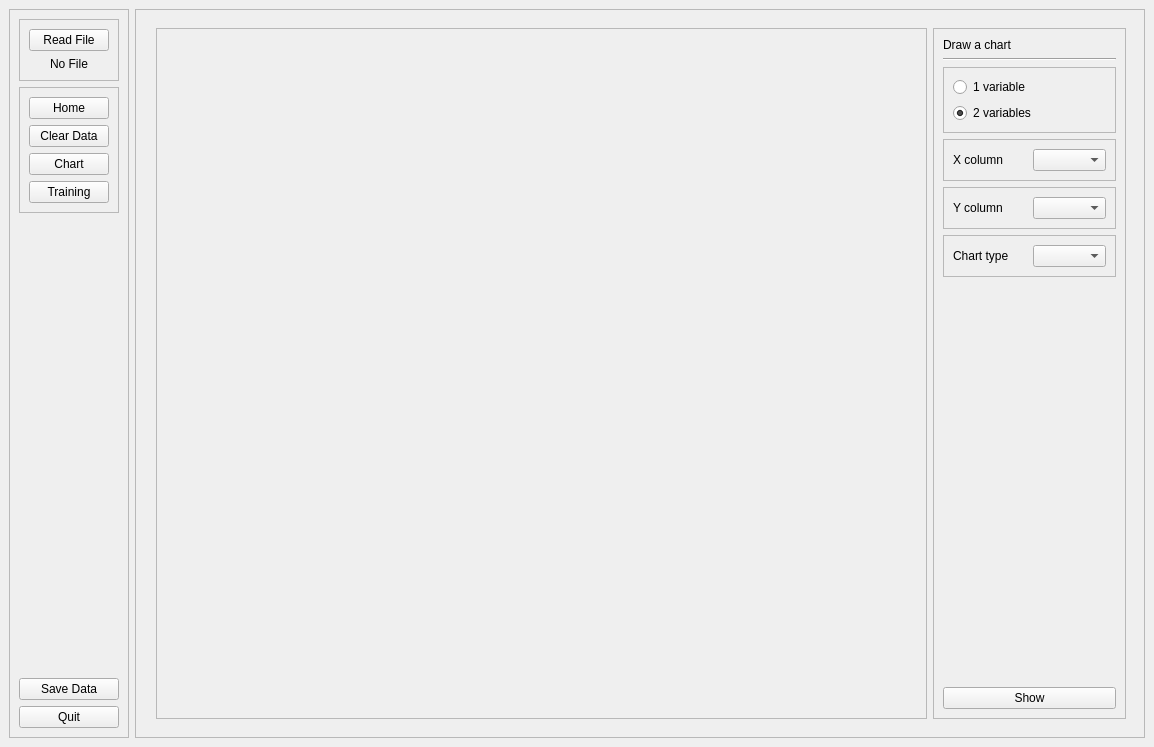
Above: AppML/app.ui from gin614pham/machine_learning_app before the change. Below: the same form after it.
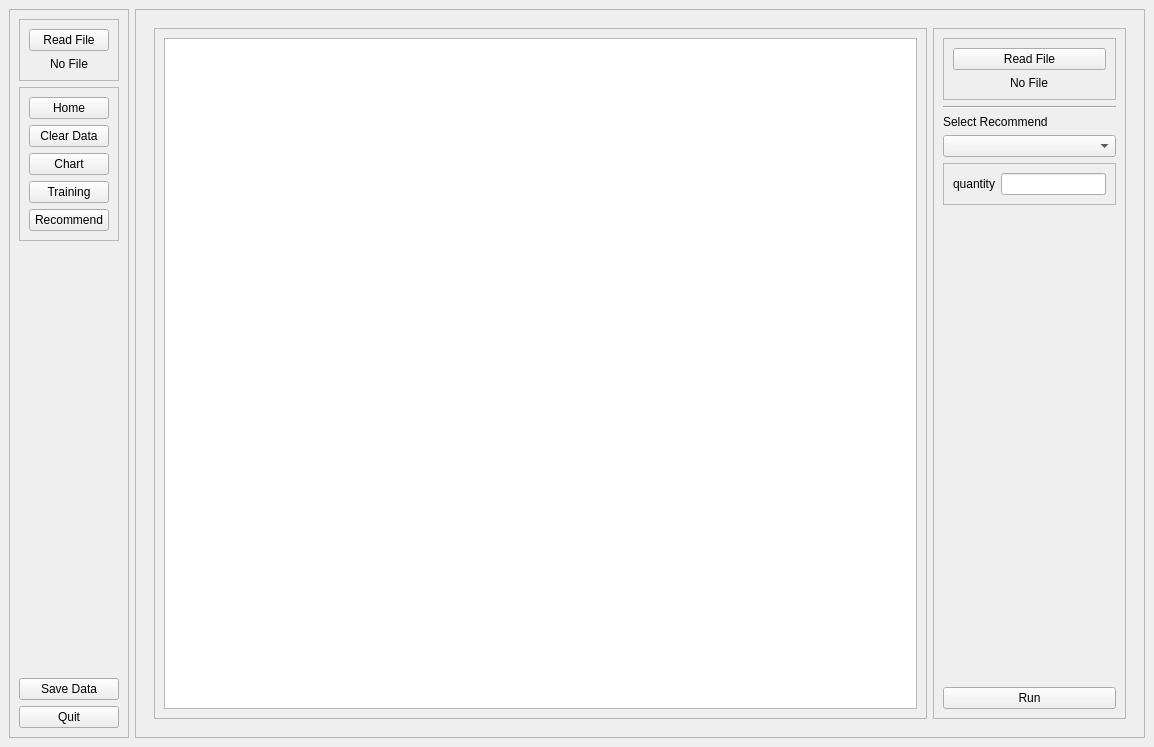
That is the form after the change.

The edit to the form file:
```diff
--- a/AppML/app.ui
+++ b/AppML/app.ui
@@ -108,6 +108,13 @@
             </property>
            </widget>
           </item>
+          <item>
+           <widget class="QPushButton" name="btnRCM">
+            <property name="text">
+             <string>Recommend</string>
+            </property>
+           </widget>
+          </item>
          </layout>
         </widget>
        </item>
@@ -153,7 +160,7 @@
        <item>
         <widget class="QStackedWidget" name="stackedWidget">
          <property name="currentIndex">
-          <number>2</number>
+          <number>4</number>
          </property>
          <widget class="QWidget" name="home_page">
           <layout class="QVBoxLayout" name="verticalLayout_4">
@@ -942,6 +949,122 @@
            </item>
           </layout>
          </widget>
+         <widget class="QWidget" name="rcm_page">
+          <layout class="QHBoxLayout" name="horizontalLayout_14" stretch="8,2">
+           <item>
+            <widget class="QFrame" name="frame_23">
+             <property name="frameShape">
+              <enum>QFrame::StyledPanel</enum>
+             </property>
+             <property name="frameShadow">
+              <enum>QFrame::Raised</enum>
+             </property>
+             <layout class="QVBoxLayout" name="verticalLayout_19">
+              <item>
+               <widget class="QListWidget" name="listWidgetRCM"/>
+              </item>
+             </layout>
+            </widget>
+           </item>
+           <item>
+            <widget class="QFrame" name="frame_24">
+             <property name="frameShape">
+              <enum>QFrame::StyledPanel</enum>
+             </property>
+             <property name="frameShadow">
+              <enum>QFrame::Raised</enum>
+             </property>
+             <layout class="QVBoxLayout" name="verticalLayout_18">
+              <item>
+               <widget class="QFrame" name="frame_25">
+                <property name="frameShape">
+                 <enum>QFrame::StyledPanel</enum>
+                </property>
+                <property name="frameShadow">
+                 <enum>QFrame::Raised</enum>
+                </property>
+                <layout class="QVBoxLayout" name="verticalLayout_17">
+                 <item>
+                  <widget class="QPushButton" name="btnReadFileRCM">
+                   <property name="text">
+                    <string>Read File</string>
+                   </property>
+                  </widget>
+                 </item>
+                 <item alignment="Qt::AlignHCenter">
+                  <widget class="QLabel" name="labelFileRCM">
+                   <property name="text">
+                    <string>No File</string>
+                   </property>
+                  </widget>
+                 </item>
+                </layout>
+               </widget>
+              </item>
+              <item>
+               <widget class="Line" name="line_4">
+                <property name="orientation">
+                 <enum>Qt::Horizontal</enum>
+                </property>
+               </widget>
+              </item>
+              <item>
+               <widget class="QLabel" name="label_15">
+                <property name="text">
+                 <string>Select Recommend</string>
+                </property>
+               </widget>
+              </item>
+              <item>
+               <widget class="QComboBox" name="comboBoxRCM"/>
+              </item>
+              <item>
+               <widget class="QFrame" name="frame_26">
+                <property name="frameShape">
+                 <enum>QFrame::StyledPanel</enum>
+                </property>
+                <property name="frameShadow">
+                 <enum>QFrame::Raised</enum>
+                </property>
+                <layout class="QHBoxLayout" name="horizontalLayout_15">
+                 <item>
+                  <widget class="QLabel" name="label_16">
+                   <property name="text">
+                    <string>quantity</string>
+                   </property>
+                  </widget>
+                 </item>
+                 <item>
+                  <widget class="QLineEdit" name="lineEditRCM"/>
+                 </item>
+                </layout>
+               </widget>
+              </item>
+              <item>
+               <spacer name="verticalSpacer_5">
+                <property name="orientation">
+                 <enum>Qt::Vertical</enum>
+                </property>
+                <property name="sizeHint" stdset="0">
+                 <size>
+                  <width>20</width>
+                  <height>420</height>
+                 </size>
+                </property>
+               </spacer>
+              </item>
+              <item>
+               <widget class="QPushButton" name="btnRunRCM">
+                <property name="text">
+                 <string>Run</string>
+                </property>
+               </widget>
+              </item>
+             </layout>
+            </widget>
+           </item>
+          </layout>
+         </widget>
         </widget>
        </item>
       </layout>
```
Left out of the diff: 2 changed lines with no effect on the pictures.
